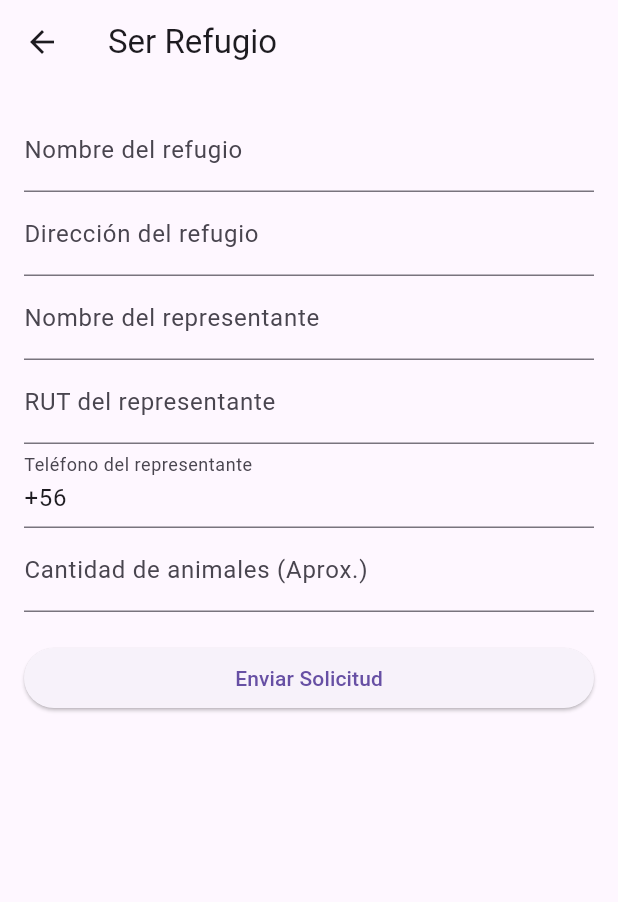
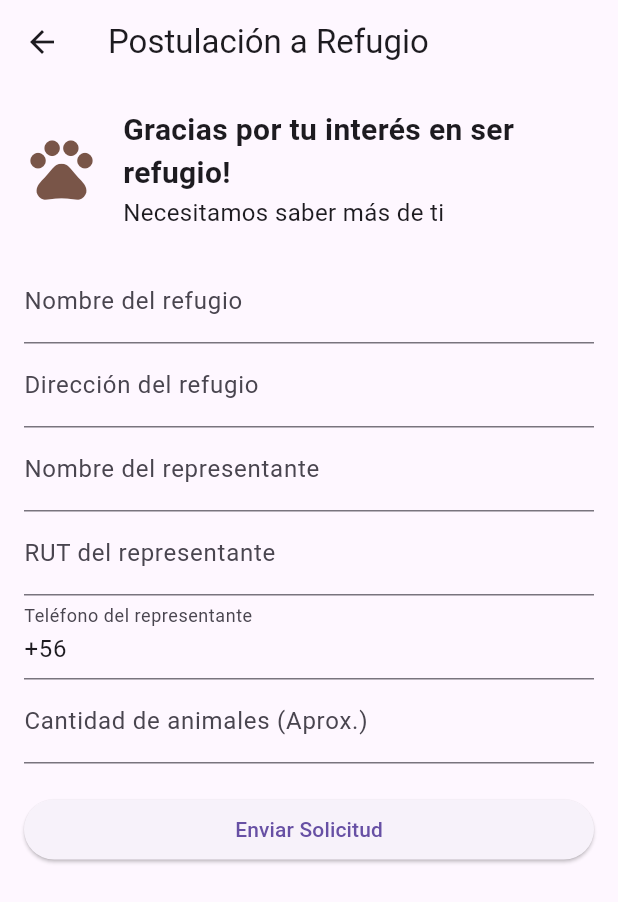
Before and after one commit to aa44aaa44aaa/Mascotapp, a Flutter app: the screen it shows once a user with an empty profile is signed in, in the side drawer, after a tap on "Ser refugio!", on a phone screen of 412 x 824 dp. Shown: the top 902 px of the screen. Run offline on Flutter 3.47's test engine with Material 3 defaults, Android fonts, the phone set to English and light mode, and no system bars; our stand-ins replace awesome_snackbar_content, cached_network_image, cloud_firestore, firebase_auth, firebase_core, firebase_storage and 8 more; accounts and stored records are empty; network calls fail.

Commit message:
Modificaciones Menores: Feed: Ir a perfil de mascota haciendo click en su nombre Ir a perfil de usuario haciendo click en su nombre Abrir comentarios clickeando cualquier parte de la sección Ir a perfil de usuario que comenta Perfil Usuario: Tooltip Badge Refugio/Administrador Perfil Mascota: Tooltip Badge Verificado Formulario ser refugio: Iconos y texto añadido

```diff
--- a/MascotAPP/lib/applications/applyrefugio_screen.dart
+++ b/MascotAPP/lib/applications/applyrefugio_screen.dart
@@ -113,7 +113,7 @@ class _ApplyRefugioScreenState extends State<ApplyRefugioScreen> {
   Widget build(BuildContext context) {
     return Scaffold(
       appBar: AppBar(
-        title: const Text('Ser Refugio'),
+        title: const Text('Postulación a Refugio'),
       ),
       body: Padding(
         padding: const EdgeInsets.all(16.0),
@@ -168,6 +168,37 @@ class _ApplyRefugioScreenState extends State<ApplyRefugioScreen> {
       key: _formKey,
       child: ListView(
         children: [
+          Row(
+            children: [
+              Icon(Icons.pets, color: Colors.brown, size: 50),
+              const SizedBox(width: 16),
+              Flexible(
+                child: Column(
+                  crossAxisAlignment: CrossAxisAlignment.start,
+                  children: [
+                    Text(
+                      "Gracias por tu interés en ser refugio!",
+                      style: const TextStyle(
+                        fontSize: 20,
+                        fontWeight: FontWeight.bold,
+                      ),
+                      softWrap: true,
+                      overflow: TextOverflow.visible,
+                    ),
+                    Text(
+                      "Necesitamos saber más de ti",
+                      style: const TextStyle(
+                        fontSize: 16,
+                      ),
+                      softWrap: true,
+                      overflow: TextOverflow.visible,
+                    ),
+                  ],
+                ),
+              ),
+            ],
+          ),
+          const SizedBox(height: 20),
           TextFormField(
             controller: _nomRefugioController,
             decoration: const InputDecoration(labelText: 'Nombre del refugio'),
@@ -242,8 +273,8 @@ class _ApplyRefugioScreenState extends State<ApplyRefugioScreen> {
           ),
           TextFormField(
             controller: _cantAnimalesController,
-            decoration:
-                const InputDecoration(labelText: 'Cantidad de animales (Aprox.)'),
+            decoration: const InputDecoration(
+                labelText: 'Cantidad de animales (Aprox.)'),
             keyboardType: TextInputType.number,
             validator: (value) {
               if (value == null || value.isEmpty) {
```
Also changed, not shown: MascotAPP/lib/screens/feed_screen.dart (+67 -16 lines), MascotAPP/lib/screens/pets_screen.dart (+10 -4 lines), MascotAPP/lib/user/user_profile.dart (+11 -2 lines).
